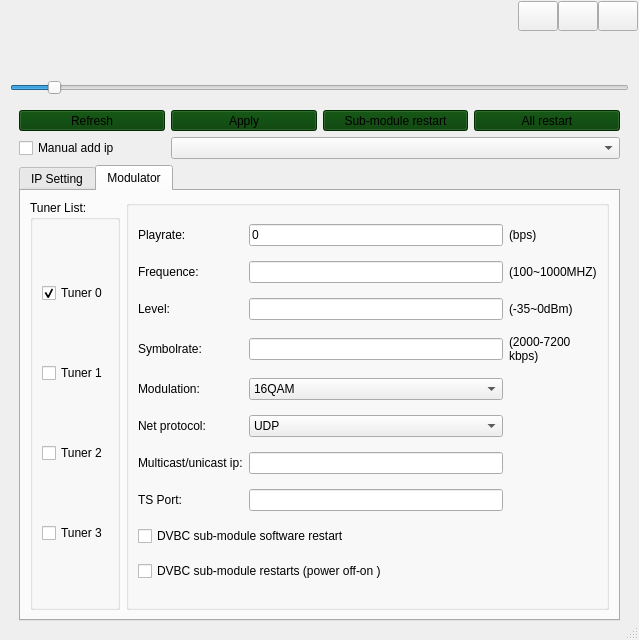
Above: tbsui.ui from MauricePong/TBSSetExp before the change. Below: the same form after it.
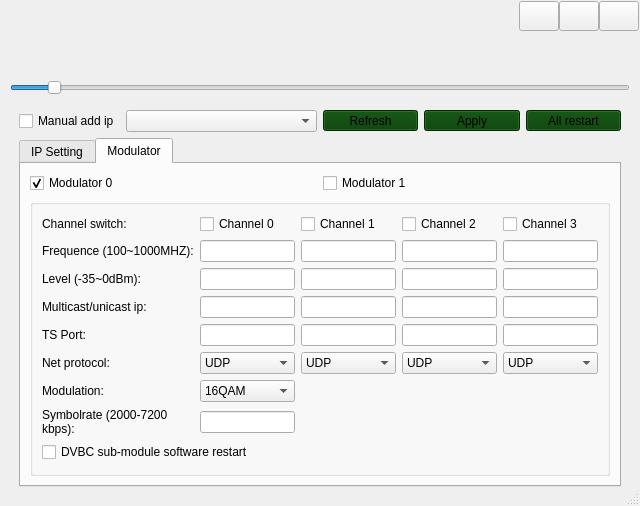
That is the form after the change.

What changed in the file:
```diff
--- a/tbsui.ui
+++ b/tbsui.ui
@@ -6,8 +6,8 @@
    <rect>
     <x>0</x>
     <y>0</y>
-    <width>639</width>
-    <height>640</height>
+    <width>640</width>
+    <height>480</height>
    </rect>
   </property>
   <property name="sizePolicy">
@@ -226,6 +226,9 @@
            <property name="orientation">
             <enum>Qt::Vertical</enum>
            </property>
+           <property name="sizeType">
+            <enum>QSizePolicy::Expanding</enum>
+           </property>
            <property name="sizeHint" stdset="0">
             <size>
              <width>20</width>
@@ -286,7 +289,76 @@
            <verstretch>0</verstretch>
           </sizepolicy>
          </property>
-         <layout class="QGridLayout" name="gridLayout_8">
+         <layout class="QGridLayout" name="gridLayout_6">
+          <item row="0" column="0">
+           <layout class="QHBoxLayout" name="horizontalLayout" stretch="1,2,1,1,1">
+            <item>
+             <widget class="QCheckBox" name="che_Mip">
+              <property name="styleSheet">
+               <string notr="true"/>
+              </property>
+              <property name="text">
+               <string>Manual add ip</string>
+              </property>
+             </widget>
+            </item>
+            <item>
+             <widget class="QComboBox" name="com_IP">
+              <property name="editable">
+               <bool>false</bool>
+              </property>
+             </widget>
+            </item>
+            <item>
+             <widget class="QToolButton" name="too_Refresh">
+              <property name="sizePolicy">
+               <sizepolicy hsizetype="Preferred" vsizetype="Fixed">
+                <horstretch>0</horstretch>
+                <verstretch>0</verstretch>
+               </sizepolicy>
+              </property>
+              <property name="styleSheet">
+               <string notr="true">background-color: rgb(0, 60, 0);</string>
+              </property>
+              <property name="text">
+               <string>Refresh</string>
+              </property>
+             </widget>
+            </item>
+            <item>
+             <widget class="QToolButton" name="too_Apply">
+              <property name="sizePolicy">
+               <sizepolicy hsizetype="Preferred" vsizetype="Fixed">
+                <horstretch>0</horstretch>
+                <verstretch>0</verstretch>
+               </sizepolicy>
+              </property>
+              <property name="styleSheet">
+               <string notr="true">background-color: rgb(0, 60, 0);</string>
+              </property>
+              <property name="text">
+               <string>Apply</string>
+              </property>
+             </widget>
+            </item>
+            <item>
+             <widget class="QToolButton" name="too_Reboot">
+              <property name="sizePolicy">
+               <sizepolicy hsizetype="Preferred" vsizetype="Fixed">
+                <horstretch>0</horstretch>
+                <verstretch>0</verstretch>
+               </sizepolicy>
+              </property>
+              <property name="styleSheet">
+               <string notr="true">background-color: rgb(0, 60, 0);</string>
+              </property>
+              <property name="text">
+               <string>All restart</string>
+              </property>
+             </widget>
+            </item>
+           </layout>
+          </item>
           <item row="1" column="0">
            <widget class="QTabWidget" name="tw_Set">
             <property name="currentIndex">
@@ -372,57 +444,40 @@
              <attribute name="title">
               <string>Modulator</string>
              </attribute>
-             <layout class="QGridLayout" name="gridLayout_3">
+             <layout class="QGridLayout" name="gridLayout_5">
               <item row="0" column="0">
-               <widget class="QGroupBox" name="gbox_Tuners">
-                <property name="title">
-                 <string>Tuner List:</string>
+               <widget class="QCheckBox" name="che_t0">
+                <property name="enabled">
+                 <bool>true</bool>
                 </property>
-                <property name="checkable">
-                 <bool>false</bool>
+                <property name="sizePolicy">
+                 <sizepolicy hsizetype="Preferred" vsizetype="Fixed">
+                  <horstretch>0</horstretch>
+                  <verstretch>0</verstretch>
+                 </sizepolicy>
                 </property>
-                <layout class="QVBoxLayout" name="verticalLayout_2">
-                 <item>
-                  <widget class="QCheckBox" name="che_t0">
-                   <property name="enabled">
-                    <bool>true</bool>
-                   </property>
-                   <property name="text">
-                    <string>Tuner 0</string>
-                   </property>
-                   <property name="checked">
-                    <bool>true</bool>
-                   </property>
-                  </widget>
-                 </item>
-                 <item>
-                  <widget class="QCheckBox" name="che_t1">
-                   <property name="text">
-                    <string>Tuner 1</string>
-                   </property>
-                  </widget>
-                 </item>
-                 <item>
-                  <widget class="QCheckBox" name="che_t2">
-                   <property name="enabled">
-                    <bool>true</bool>
-                   </property>
-                   <property name="text">
-                    <string>Tuner 2</string>
-                   </property>
-                  </widget>
-                 </item>
-                 <item>
-                  <widget class="QCheckBox" name="che_t3">
-                   <property name="text">
-                    <string>Tuner 3</string>
-                   </property>
-                  </widget>
-                 </item>
-                </layout>
+                <property name="text">
+                 <string>Modulator 0</string>
+                </property>
+                <property name="checked">
+                 <bool>true</bool>
+                </property>
                </widget>
               </item>
               <item row="0" column="1">
+               <widget class="QCheckBox" name="che_t1">
+                <property name="sizePolicy">
+                 <sizepolicy hsizetype="Preferred" vsizetype="Fixed">
+                  <horstretch>0</horstretch>
+                  <verstretch>0</verstretch>
+                 </sizepolicy>
+                </property>
+                <property name="text">
+                 <string>Modulator 1</string>
+                </property>
+               </widget>
+              </item>
+              <item row="3" column="0" colspan="2">
                <widget class="QGroupBox" name="groupBox_2">
                 <property name="title">
                  <string/>
@@ -430,9 +485,9 @@
                 <property name="checkable">
                  <bool>false</bool>
                 </property>
-                <layout class="QGridLayout" name="gridLayout_5">
-                 <item row="1" column="2">
-                  <widget class="QLabel" name="label_11">
+                <layout class="QGridLayout" name="gridLayout_3">
+                 <item row="8" column="0">
+                  <widget class="QLabel" name="label_16">
                    <property name="sizePolicy">
                     <sizepolicy hsizetype="Preferred" vsizetype="Fixed">
                      <horstretch>0</horstretch>
@@ -440,54 +495,12 @@
                     </sizepolicy>
                    </property>
                    <property name="text">
-                    <string>(bps)</string>
+                    <string>Net protocol:</string>
                    </property>
                   </widget>
                  </item>
-                 <item row="1" column="0">
-                  <widget class="QLabel" name="label_7">
-                   <property name="sizePolicy">
-                    <sizepolicy hsizetype="Preferred" vsizetype="Fixed">
-                     <horstretch>0</horstretch>
-                     <verstretch>0</verstretch>
-                    </sizepolicy>
-                   </property>
-                   <property name="text">
-                    <string>Playrate:</string>
-                   </property>
-                  </widget>
-                 </item>
-                 <item row="2" column="1">
-                  <widget class="QLineEdit" name="lin_Fre">
-                   <property name="accessibleName">
-                    <string/>
-                   </property>
-                   <property name="text">
-                    <string/>
-                   </property>
-                   <property name="echoMode">
-                    <enum>QLineEdit::Normal</enum>
-                   </property>
-                   <property name="cursorPosition">
-                    <number>0</number>
-                   </property>
-                   <property name="dragEnabled">
-                    <bool>false</bool>
-                   </property>
-                  </widget>
-                 </item>
-                 <item row="1" column="1">
-                  <widget class="QLineEdit" name="lin_Pla">
-                   <property name="text">
-                    <string>0</string>
-                   </property>
-                   <property name="readOnly">
-                    <bool>true</bool>
-                   </property>
-                  </widget>
-                 </item>
-                 <item row="6" column="1">
-                  <widget class="QComboBox" name="com_Protocol">
+                 <item row="8" column="2">
+                  <widget class="QComboBox" name="com_Protocol_1">
                    <item>
                     <property name="text">
                      <string>UDP</string>
@@ -500,57 +513,31 @@
                    </item>
                   </widget>
                  </item>
-                 <item row="2" column="2">
-                  <widget class="QLabel" name="label_12">
-                   <property name="sizePolicy">
-                    <sizepolicy hsizetype="Preferred" vsizetype="Fixed">
-                     <horstretch>0</horstretch>
-                     <verstretch>0</verstretch>
-                    </sizepolicy>
-                   </property>
-                   <property name="text">
-                    <string>(100~1000MHZ)</string>
-                   </property>
-                  </widget>
-                 </item>
-                 <item row="5" column="0">
-                  <widget class="QLabel" name="label_5">
-                   <property name="sizePolicy">
-                    <sizepolicy hsizetype="Preferred" vsizetype="Fixed">
-                     <horstretch>0</horstretch>
-                     <verstretch>0</verstretch>
-                    </sizepolicy>
-                   </property>
-                   <property name="text">
-                    <string>Modulation:</string>
-                   </property>
-                  </widget>
-                 </item>
-                 <item row="9" column="0" colspan="2">
-                  <widget class="QCheckBox" name="che_Rst">
-                   <property name="text">
-                    <string>DVBC sub-module software restart</string>
-                   </property>
-                  </widget>
-                 </item>
-                 <item row="3" column="1">
-                  <widget class="QLineEdit" name="lin_Lev">
+                 <item row="11" column="1">
+                  <widget class="QLineEdit" name="lin_Sym">
                    <property name="text">
                     <string/>
                    </property>
-                   <property name="clearButtonEnabled">
-                    <bool>false</bool>
-                   </property>
                   </widget>
                  </item>
-                 <item row="7" column="0">
-                  <widget class="QLabel" name="label_17">
+                 <item row="11" column="0">
+                  <widget class="QLabel" name="label_6">
+                   <property name="sizePolicy">
+                    <sizepolicy hsizetype="Preferred" vsizetype="Fixed">
+                     <horstretch>0</horstretch>
+                     <verstretch>0</verstretch>
+                    </sizepolicy>
+                   </property>
                    <property name="text">
-                    <string>Multicast/unicast ip:</string>
+                    <string>Symbolrate (2000-7200
+kbps):</string>
                    </property>
                   </widget>
                  </item>
-                 <item row="5" column="1">
+                 <item row="7" column="2">
+                  <widget class="QLineEdit" name="lin_TSPort_1"/>
+                 </item>
+                 <item row="10" column="1">
                   <widget class="QComboBox" name="com_Modulation">
                    <property name="currentIndex">
                     <number>0</number>
@@ -582,34 +569,31 @@
                    </item>
                   </widget>
                  </item>
-                 <item row="3" column="2">
-                  <widget class="QLabel" name="label_13">
-                   <property name="sizePolicy">
-                    <sizepolicy hsizetype="Preferred" vsizetype="Fixed">
-                     <horstretch>0</horstretch>
-                     <verstretch>0</verstretch>
-                    </sizepolicy>
+                 <item row="1" column="2">
+                  <widget class="QLineEdit" name="lin_Fre_1">
+                   <property name="enabled">
+                    <bool>true</bool>
                    </property>
-                   <property name="text">
-                    <string>(-35~0dBm)</string>
-                   </property>
-                  </widget>
-                 </item>
-                 <item row="2" column="0">
-                  <widget class="QLabel" name="label_9">
-                   <property name="sizePolicy">
-                    <sizepolicy hsizetype="Preferred" vsizetype="Fixed">
-                     <horstretch>0</horstretch>
-                     <verstretch>0</verstretch>
-                    </sizepolicy>
-                   </property>
-                   <property name="text">
-                    <string>Frequence:</string>
+                   <property name="readOnly">
+                    <bool>true</bool>
                    </property>
                   </widget>
                  </item>
                  <item row="6" column="0">
-                  <widget class="QLabel" name="label_16">
+                  <widget class="QLabel" name="label_17">
+                   <property name="text">
+                    <string>Multicast/unicast ip:</string>
+                   </property>
+                  </widget>
+                 </item>
+                 <item row="7" column="4">
+                  <widget class="QLineEdit" name="lin_TSPort_3"/>
+                 </item>
+                 <item row="7" column="3">
+                  <widget class="QLineEdit" name="lin_TSPort_2"/>
+                 </item>
+                 <item row="10" column="0">
+                  <widget class="QLabel" name="label_5">
                    <property name="sizePolicy">
                     <sizepolicy hsizetype="Preferred" vsizetype="Fixed">
                      <horstretch>0</horstretch>
@@ -617,12 +601,15 @@
                     </sizepolicy>
                    </property>
                    <property name="text">
-                    <string>Net protocol:</string>
+                    <string>Modulation:</string>
                    </property>
                   </widget>
                  </item>
-                 <item row="4" column="0">
-                  <widget class="QLabel" name="label_6">
+                 <item row="6" column="4">
+                  <widget class="QLineEdit" name="lin_CastIP_3"/>
+                 </item>
+                 <item row="1" column="0">
+                  <widget class="QLabel" name="label_9">
                    <property name="sizePolicy">
                     <sizepolicy hsizetype="Preferred" vsizetype="Fixed">
                      <horstretch>0</horstretch>
@@ -630,35 +617,129 @@
                     </sizepolicy>
                    </property>
                    <property name="text">
-                    <string>Symbolrate:</string>
+                    <string>Frequence (100~1000MHZ):</string>
                    </property>
                   </widget>
                  </item>
-                 <item row="7" column="1">
-                  <widget class="QLineEdit" name="lin_CastIP"/>
-                 </item>
-                 <item row="4" column="1">
-                  <widget class="QLineEdit" name="lin_Sym">
-                   <property name="text">
+                 <item row="1" column="1">
+                  <widget class="QLineEdit" name="lin_Fre_0">
+                   <property name="accessibleName">
                     <string/>
                    </property>
-                  </widget>
-                 </item>
-                 <item row="8" column="1">
-                  <widget class="QLineEdit" name="lin_TSPort">
                    <property name="text">
                     <string/>
                    </property>
+                   <property name="echoMode">
+                    <enum>QLineEdit::Normal</enum>
+                   </property>
+                   <property name="cursorPosition">
+                    <number>0</number>
+                   </property>
+                   <property name="dragEnabled">
+                    <bool>false</bool>
+                   </property>
                   </widget>
                  </item>
-                 <item row="8" column="0">
+                 <item row="7" column="0">
                   <widget class="QLabel" name="label_15">
                    <property name="text">
                     <string>TS Port:</string>
                    </property>
                   </widget>
                  </item>
-                 <item row="3" column="0">
+                 <item row="2" column="2">
+                  <widget class="QLineEdit" name="lin_Lev_1"/>
+                 </item>
+                 <item row="8" column="1">
+                  <widget class="QComboBox" name="com_Protocol_0">
+                   <item>
+                    <property name="text">
+                     <string>UDP</string>
+                    </property>
+                   </item>
+                   <item>
+                    <property name="text">
+                     <string>RTP</string>
+                    </property>
+                   </item>
+                  </widget>
+                 </item>
+                 <item row="8" column="3">
+                  <widget class="QComboBox" name="com_Protocol_2">
+                   <item>
+                    <property name="text">
+                     <string>UDP</string>
+                    </property>
+                   </item>
+                   <item>
+                    <property name="text">
+                     <string>RTP</string>
+                    </property>
+                   </item>
+                  </widget>
+                 </item>
+                 <item row="7" column="1">
+                  <widget class="QLineEdit" name="lin_TSPort_0">
+                   <property name="text">
+                    <string/>
+                   </property>
+                  </widget>
+                 </item>
+                 <item row="2" column="1">
+                  <widget class="QLineEdit" name="lin_Lev_0">
+                   <property name="text">
+                    <string/>
+                   </property>
+                   <property name="clearButtonEnabled">
+                    <bool>false</bool>
+                   </property>
+                  </widget>
+                 </item>
+                 <item row="8" column="4">
+                  <widget class="QComboBox" name="com_Protocol_3">
+                   <item>
+                    <property name="text">
+                     <string>UDP</string>
+                    </property>
+                   </item>
+                   <item>
+                    <property name="text">
+                     <string>RTP</string>
+                    </property>
+                   </item>
+                  </widget>
+                 </item>
+                 <item row="1" column="4">
+                  <widget class="QLineEdit" name="lin_Fre_3">
+                   <property name="enabled">
+                    <bool>true</bool>
+                   </property>
+                   <property name="readOnly">
+                    <bool>true</bool>
+                   </property>
+                  </widget>
+                 </item>
+                 <item row="0" column="1">
+                  <widget class="QCheckBox" name="che_sw_0">
+                   <property name="text">
+                    <string>Channel 0</string>
+                   </property>
+                  </widget>
+                 </item>
+                 <item row="6" column="3">
+                  <widget class="QLineEdit" name="lin_CastIP_2"/>
+                 </item>
+                 <item row="1" column="3">
+                  <widget class="QLineEdit" name="lin_Fre_2">
+                   <property name="enabled">
+                    <bool>true</bool>
+                   </property>
+                   <property name="readOnly">
+                    <bool>true</bool>
+                   </property>
+                  </widget>
+                 </item>
+                 <item row="2" column="0">
                   <widget class="QLabel" name="label_8">
                    <property name="sizePolicy">
                     <sizepolicy hsizetype="Preferred" vsizetype="Fixed">
@@ -667,28 +748,58 @@
                     </sizepolicy>
                    </property>
                    <property name="text">
-                    <string>Level:</string>
+                    <string>Level (-35~0dBm):</string>
                    </property>
                   </widget>
                  </item>
-                 <item row="4" column="2">
+                 <item row="2" column="3">
+                  <widget class="QLineEdit" name="lin_Lev_2"/>
+                 </item>
+                 <item row="6" column="1">
+                  <widget class="QLineEdit" name="lin_CastIP_0">
+                   <property name="text">
+                    <string/>
+                   </property>
+                  </widget>
+                 </item>
+                 <item row="2" column="4">
+                  <widget class="QLineEdit" name="lin_Lev_3"/>
+                 </item>
+                 <item row="6" column="2">
+                  <widget class="QLineEdit" name="lin_CastIP_1"/>
+                 </item>
+                 <item row="0" column="3">
+                  <widget class="QCheckBox" name="che_sw_2">
+                   <property name="text">
+                    <string>Channel 2</string>
+                   </property>
+                  </widget>
+                 </item>
+                 <item row="0" column="4">
+                  <widget class="QCheckBox" name="che_sw_3">
+                   <property name="text">
+                    <string>Channel 3</string>
+                   </property>
+                  </widget>
+                 </item>
+                 <item row="0" column="0">
                   <widget class="QLabel" name="label_10">
-                   <property name="sizePolicy">
-                    <sizepolicy hsizetype="Preferred" vsizetype="Fixed">
-                     <horstretch>0</horstretch>
-                     <verstretch>0</verstretch>
-                    </sizepolicy>
+                   <property name="text">
+                    <string>Channel switch:</string>
                    </property>
+                  </widget>
+                 </item>
+                 <item row="0" column="2">
+                  <widget class="QCheckBox" name="che_sw_1">
                    <property name="text">
-                    <string>(2000-7200
-kbps)</string>
+                    <string>Channel 1</string>
                    </property>
                   </widget>
                  </item>
-                 <item row="10" column="0" colspan="2">
-                  <widget class="QCheckBox" name="che_mcurst">
+                 <item row="12" column="0" colspan="3">
+                  <widget class="QCheckBox" name="che_Rst">
                    <property name="text">
-                    <string>DVBC sub-module restarts (power off-on )</string>
+                    <string>DVBC sub-module software restart</string>
                    </property>
                   </widget>
                  </item>
@@ -699,91 +810,6 @@
             </widget>
            </widget>
           </item>
-          <item row="0" column="0">
-           <layout class="QGridLayout" name="gridLayout_6" columnstretch="1,1,1,1">
-            <item row="1" column="0">
-             <widget class="QCheckBox" name="che_Mip">
-              <property name="styleSheet">
-               <string notr="true"/>
-              </property>
-              <property name="text">
-               <string>Manual add ip</string>
-              </property>
-             </widget>
-            </item>
-            <item row="1" column="1" colspan="3">
-             <widget class="QComboBox" name="com_IP">
-              <property name="editable">
-               <bool>false</bool>
-              </property>
-             </widget>
-            </item>
-            <item row="0" column="0">
-             <widget class="QToolButton" name="too_Refresh">
-              <property name="sizePolicy">
-               <sizepolicy hsizetype="Preferred" vsizetype="Fixed">
-                <horstretch>0</horstretch>
-                <verstretch>0</verstretch>
-               </sizepolicy>
-              </property>
-              <property name="styleSheet">
-               <string notr="true">background-color: rgb(0, 60, 0);</string>
-              </property>
-              <property name="text">
-               <string>Refresh</string>
-              </property>
-             </widget>
-            </item>
-            <item row="0" column="1">
-             <widget class="QToolButton" name="too_Apply">
-              <property name="sizePolicy">
-               <sizepolicy hsizetype="Preferred" vsizetype="Fixed">
-                <horstretch>0</horstretch>
-                <verstretch>0</verstretch>
-               </sizepolicy>
-              </property>
-              <property name="styleSheet">
-               <string notr="true">background-color: rgb(0, 60, 0);</string>
-              </property>
-              <property name="text">
-               <string>Apply</string>
-              </property>
-             </widget>
-            </item>
-            <item row="0" column="2">
-             <widget class="QToolButton" name="too_Reset">
-              <property name="sizePolicy">
-               <sizepolicy hsizetype="Preferred" vsizetype="Fixed">
-                <horstretch>0</horstretch>
-                <verstretch>0</verstretch>
-               </sizepolicy>
-              </property>
-              <property name="styleSheet">
-               <string notr="true">background-color: rgb(0, 60, 0);</string>
-              </property>
-              <property name="text">
-               <string>Sub-module restart</string>
-              </property>
-             </widget>
-            </item>
-            <item row="0" column="3">
-             <widget class="QToolButton" name="too_Reboot">
-              <property name="sizePolicy">
-               <sizepolicy hsizetype="Preferred" vsizetype="Fixed">
-                <horstretch>0</horstretch>
-                <verstretch>0</verstretch>
-               </sizepolicy>
-              </property>
-              <property name="styleSheet">
-               <string notr="true">background-color: rgb(0, 60, 0);</string>
-              </property>
-              <property name="text">
-               <string>All restart</string>
-              </property>
-             </widget>
-            </item>
-           </layout>
-          </item>
          </layout>
         </widget>
        </item>
```
Left out of the diff: 39 changed lines with no effect on the pictures.
